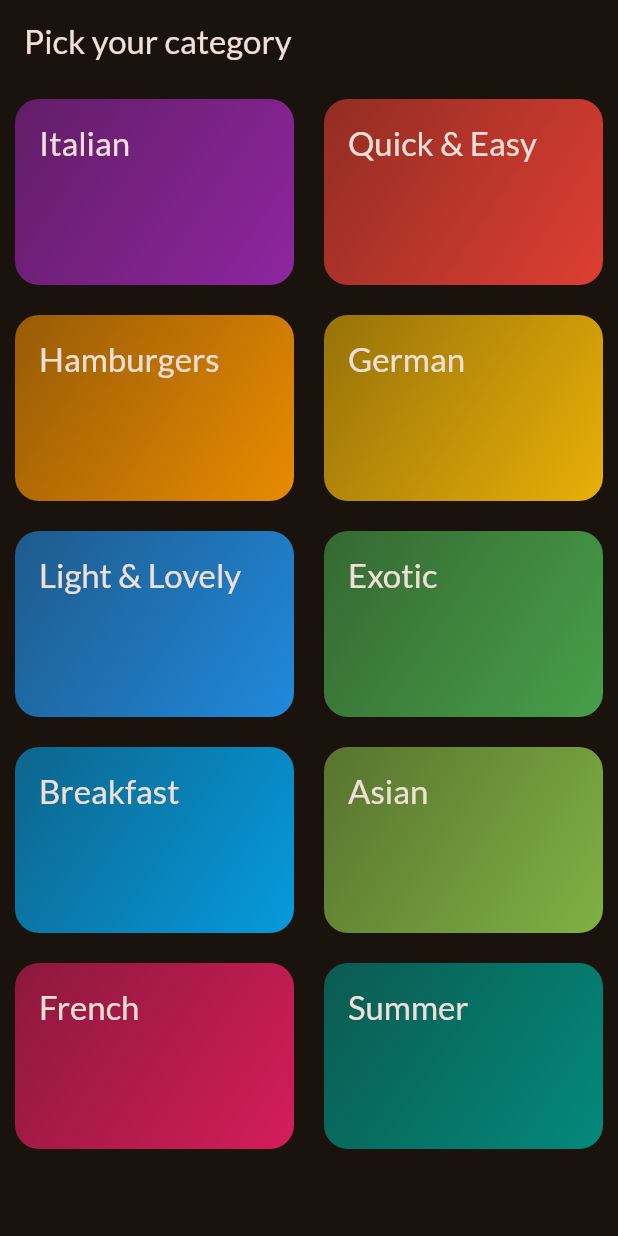
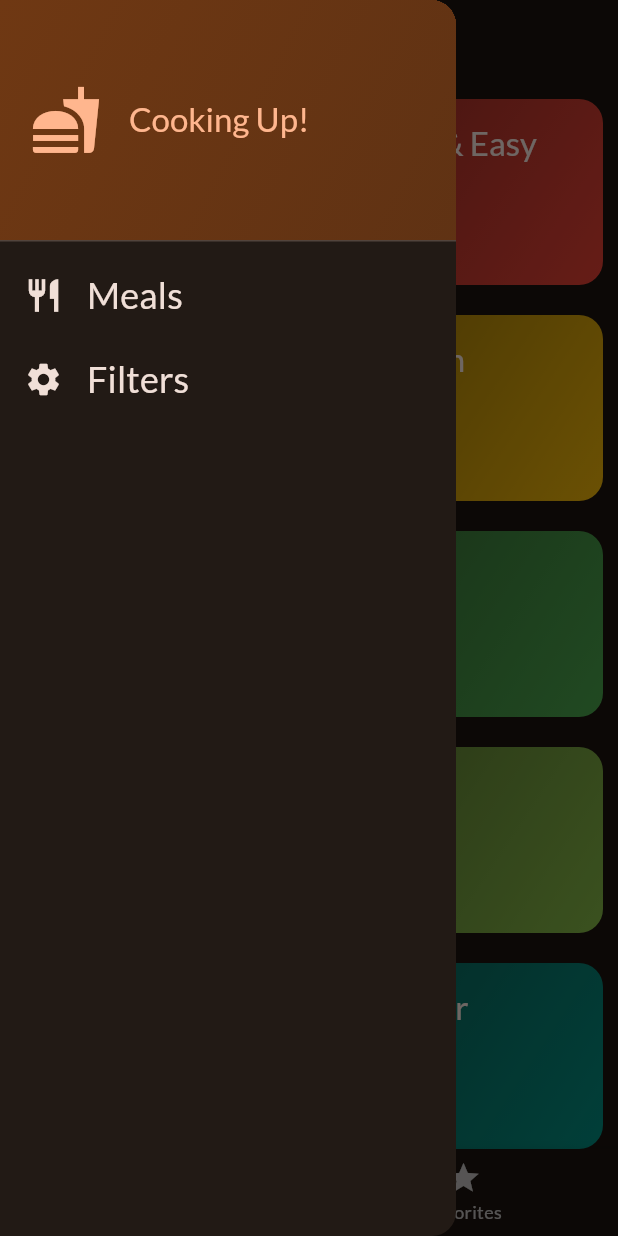
Before and after one commit to Alpheuss28/Meals, a Flutter app: the screen it shows after launch, with the side drawer open (before the commit the screen has no drawer), on a phone screen of 412 x 824 dp. Run offline on Flutter 3.47's test engine with Material 3 defaults, Android fonts, the phone set to English and light mode, and no system bars; our stand-ins replace google_fonts, transparent_image.

Commit message:
*Update
-Added Tabs
-Added Favorite meals tab

```diff
--- a/lib/main.dart
+++ b/lib/main.dart
@@ -1,6 +1,7 @@
 import 'package:flutter/material.dart';
-import 'package:meals/screens/categories.dart';
+
 import 'package:google_fonts/google_fonts.dart';
+import 'package:meals/screens/tabs.dart';
 
 final theme = ThemeData(
   useMaterial3: true,
@@ -22,7 +23,7 @@ class App extends StatelessWidget {
   Widget build(BuildContext context) {
     return MaterialApp(
       theme: theme,
-      home: const CategoriesScreen(),
+      home: const TabsScreen(),
       );
   }
 }
--- a/lib/screens/categories.dart
+++ b/lib/screens/categories.dart
@@ -1,12 +1,16 @@
 import 'package:flutter/material.dart';
 
 import 'package:meals/data/dummy_data.dart';
+import 'package:meals/models/meal.dart';
 import 'package:meals/screens/meals.dart';
 import 'package:meals/widgets/category_grid_item.dart';
 import 'package:meals/models/category.dart';
 
 class CategoriesScreen extends StatelessWidget {
-  const CategoriesScreen({super.key});
+  const CategoriesScreen({super.key, required this.onToggleFavorite});
+
+    final void Function(Meal meal) onToggleFavorite;
+
 
   void _selectCategory(BuildContext context, Category category) {
     final filteredMeals = dummyMeals
@@ -19,6 +23,7 @@ class CategoriesScreen extends StatelessWidget {
         builder: (ctx) => MealsScreen(
           title: category.title,
           meals: filteredMeals,
+          onToggleFavorite: onToggleFavorite,
         ),
       ),
     );
@@ -26,11 +31,7 @@ class CategoriesScreen extends StatelessWidget {
 
   @override
   Widget build(BuildContext context) {
-    return Scaffold(
-      appBar: AppBar(
-        title: const Text("Pick your category"),
-      ),
-      body: GridView(
+    return GridView(
         padding: const EdgeInsets.all(10),
         gridDelegate: const SliverGridDelegateWithFixedCrossAxisCount(
           crossAxisCount: 2,
@@ -47,7 +48,6 @@ class CategoriesScreen extends StatelessWidget {
               },
             )
         ],
-      ),
-    );
+      );
   }
 }
--- /dev/null
+++ b/lib/screens/tabs.dart
@@ -0,0 +1,89 @@
+import 'package:flutter/material.dart';
+
+import 'package:meals/models/meal.dart';
+import 'package:meals/screens/categories.dart';
+import 'package:meals/screens/meals.dart';
+import 'package:meals/widgets/main_drawer.dart';
+
+class TabsScreen extends StatefulWidget {
+  const TabsScreen({super.key});
+
+  @override
+  State<TabsScreen> createState() {
+    return _TabsScreenState();
+  }
+}
+
+class _TabsScreenState extends State<TabsScreen> {
+  int _selectedPageIndex = 0;
+  final List<Meal> _favoriteMeals = [];
+
+  void _toggleMealFavoriteStatus(Meal meal) {
+    final isExisting = _favoriteMeals.contains(meal);
+
+    void _showInfoMessage(String message) {
+      ScaffoldMessenger.of(context).clearSnackBars();
+      ScaffoldMessenger.of(context).showSnackBar(
+        SnackBar(
+          content: Text(message),
+        ),
+      );
+    }
+
+    if (isExisting == true) {
+      setState(() {
+        _favoriteMeals.remove(meal);
+      });
+      _showInfoMessage("Meal is no longer a favorite.");
+    } else {
+      setState(() {
+        _favoriteMeals.add(meal);
+      });
+      _showInfoMessage("Marked as a favorite!");
+    }
+  }
+
+  void _selectPage(int index) {
+    setState(() {
+      _selectedPageIndex = index;
+    });
+  }
+
+  @override
+  Widget build(BuildContext context) {
+    Widget activePage = CategoriesScreen(
+      onToggleFavorite: _toggleMealFavoriteStatus,
+    );
+    var activePageTitle = "Categories";
+
+    if (_selectedPageIndex == 1) {
+      activePage = MealsScreen(
+        meals: _favoriteMeals,
+        onToggleFavorite: _toggleMealFavoriteStatus,
+      );
+      activePageTitle = "Your Favorites";
+    }
+
+    return Scaffold(
+      appBar: AppBar(
+        title: Text(activePageTitle),
+      ),
+      drawer: const MainDrawer(),
+      body: activePage,
+      bottomNavigationBar: BottomNavigationBar(
+        onTap: _selectPage,
+        currentIndex: _selectedPageIndex,
+        items: const [
+          BottomNavigationBarItem(
+            icon: Icon(Icons.set_meal),
+            label: "Categories",
+          ),
+          BottomNavigationBarItem(
+            icon: Icon(Icons.star),
+            label: "Favorites",
+          ),
+        ],
+      ),
+    );
+  }
+}
--- /dev/null
+++ b/lib/widgets/main_drawer.dart
@@ -0,0 +1,79 @@
+import 'package:flutter/material.dart';
+
+class MainDrawer extends StatelessWidget {
+  const MainDrawer({super.key});
+
+  @override
+  Widget build(BuildContext context) {
+    return Drawer(
+      child: Column(
+        children: [
+          DrawerHeader(
+            padding: const EdgeInsets.all(20),
+            decoration: BoxDecoration(
+              gradient: LinearGradient(
+                colors: [
+                  Theme.of(context).colorScheme.primaryContainer,
+                  Theme.of(context)
+                      .colorScheme
+                      .primaryContainer
+                      .withOpacity(0.8),
+                ],
+                begin: Alignment.topLeft,
+                end: Alignment.bottomRight,
+              ),
+            ),
+            child: Row(
+              children: [
+                Icon(
+                  Icons.fastfood,
+                  size: 48,
+                  color: Theme.of(context).colorScheme.primary,
+                ),
+                const SizedBox(
+                  width: 18,
+                ),
+                Text(
+                  "Cooking Up!",
+                  style: Theme.of(context).textTheme.titleLarge!.copyWith(
+                        color: Theme.of(context).colorScheme.primary,
+                      ),
+                )
+              ],
+            ),
+          ),
+          ListTile(
+            leading: Icon(
+              Icons.restaurant,
+              size: 26,
+              color: Theme.of(context).colorScheme.onBackground,
+            ),
+            title: Text(
+              "Meals",
+              style: Theme.of(context).textTheme.titleSmall!.copyWith(
+                    color: Theme.of(context).colorScheme.onBackground,
+                    fontSize: 24,
+                  ),
+            ),
+            onTap: () {},
+          ),
+                    ListTile(
+            leading: Icon(
+              Icons.settings,
+              size: 26,
+              color: Theme.of(context).colorScheme.onBackground,
+            ),
+            title: Text(
+              "Filters",
+              style: Theme.of(context).textTheme.titleSmall!.copyWith(
+                    color: Theme.of(context).colorScheme.onBackground,
+                    fontSize: 24,
+                  ),
+            ),
+            onTap: () {},
+          ),
+        ],
+      ),
+    );
+  }
+}
--- a/pubspec.yaml
+++ b/pubspec.yaml
@@ -36,6 +36,7 @@ dependencies:
   # Use with the CupertinoIcons class for iOS style icons.
   cupertino_icons: ^1.0.6
   google_fonts: ^6.2.1
+  transparent_image: ^2.0.1
 
 dev_dependencies:
   flutter_test:
```
Also changed, not shown: lib/screens/meal_details.dart (+12 -4 lines), lib/screens/meals.dart (+14 -4 lines), pubspec.lock, 2 other files.
